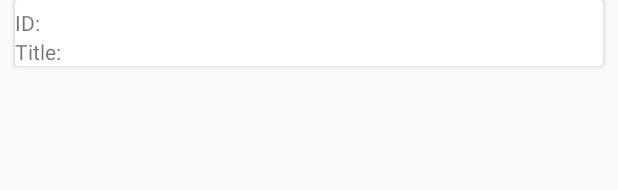
After one commit to allanbastian/Teamwork, an Android app: the layout photo_row_layout.xml on its own in the app's theme, with its tools: preview values and no code run, on a phone screen of 412 x 824 dp. The commit adds this screen. Shown: the top 190 px of the screen. Run offline under Robolectric (Android 15) with nearby library versions, the phone set to English and light mode, and no system bars.

Commit message:
Added ViewImage Fragment

```diff
--- a/app/src/main/AndroidManifest.xml
+++ b/app/src/main/AndroidManifest.xml
@@ -9,8 +9,8 @@
         android:roundIcon="@mipmap/ic_launcher_round"
         android:supportsRtl="true"
         android:theme="@style/AppTheme">
-        <activity android:name=".ui.HomeActivity"></activity>
-        <activity android:name=".SingInActivity" />
+        <activity android:name=".ui.HomeActivity" />
+        <activity android:name=".ui.SignInActivity" />
         <activity android:name=".ui.SignUpActivity" />
         <activity android:name=".ui.MainActivity">
             <intent-filter>
@@ -21,4 +21,5 @@
         </activity>
     </application>
 
+    <uses-permission android:name="android.permission.INTERNET" />
 </manifest>
--- /dev/null
+++ b/app/src/main/res/layout/photo_row_layout.xml
@@ -0,0 +1,41 @@
+<?xml version="1.0" encoding="utf-8"?>
+<RelativeLayout xmlns:android="http://schemas.android.com/apk/res/android"
+    android:layout_width="match_parent"
+    android:layout_height="wrap_content">
+
+    <androidx.cardview.widget.CardView
+        android:layout_width="match_parent"
+        android:layout_height="wrap_content"
+        android:layout_marginStart="10dp"
+        android:layout_marginEnd="10dp"
+        android:layout_marginBottom="10dp">
+
+        <RelativeLayout
+            android:layout_width="match_parent"
+            android:layout_height="wrap_content">
+
+            <ImageView
+                android:id="@+id/image"
+                android:layout_width="match_parent"
+                android:layout_height="wrap_content" />
+
+            <TextView
+                android:id="@+id/album_id"
+                android:layout_width="wrap_content"
+                android:layout_height="wrap_content"
+                android:layout_below="@id/image"
+                android:layout_marginTop="5dp"
+                android:text="ID: " />
+
+            <TextView
+                android:id="@+id/title"
+                android:layout_width="wrap_content"
+                android:layout_height="wrap_content"
+                android:layout_below="@id/album_id"
+                android:text="Title: " />
+
+        </RelativeLayout>
+
+    </androidx.cardview.widget.CardView>
+
+</RelativeLayout>
```
Also changed, not shown: app/src/main/java/com/allan/teamwork/adapters/FragmentPagerAdapter.java (added, +48 -0 lines), app/src/main/java/com/allan/teamwork/adapters/PhotoRecyclerAdapter.java (added, +79 -0 lines), app/src/main/java/com/allan/teamwork/data/models/PhotoItem.java (added, +31 -0 lines), app/src/main/java/com/allan/teamwork/ui/HomeActivity.java (+16 -0 lines), app/src/main/java/com/allan/teamwork/ui/ViewImagesFragment.java (+33 -2 lines).
